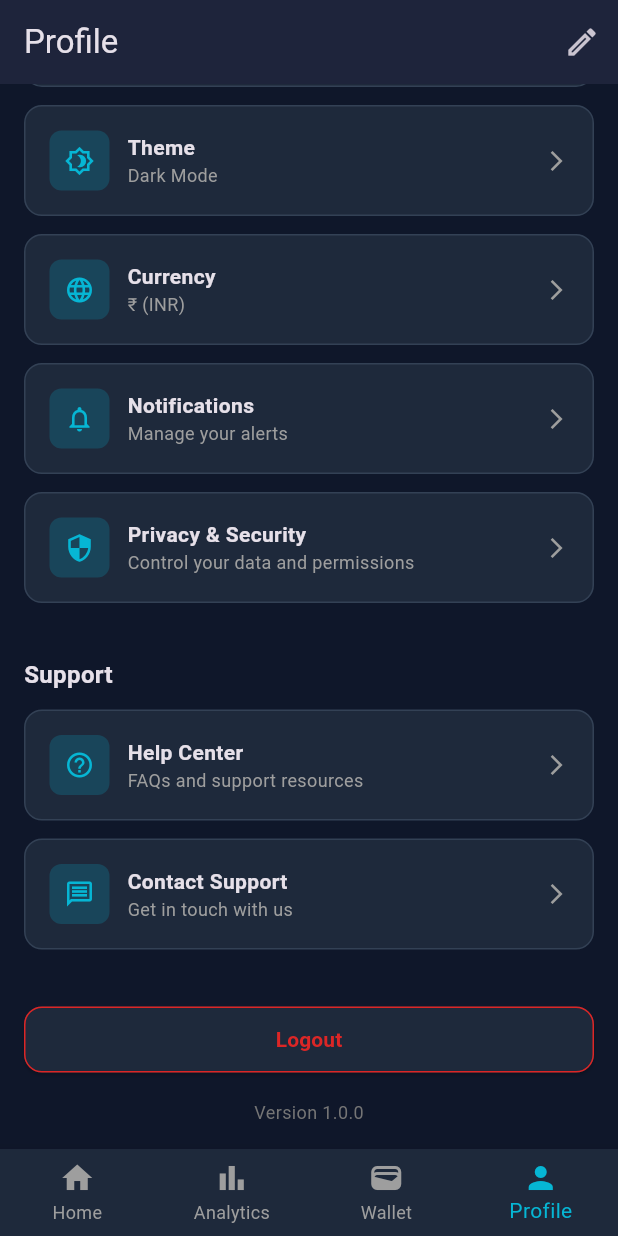
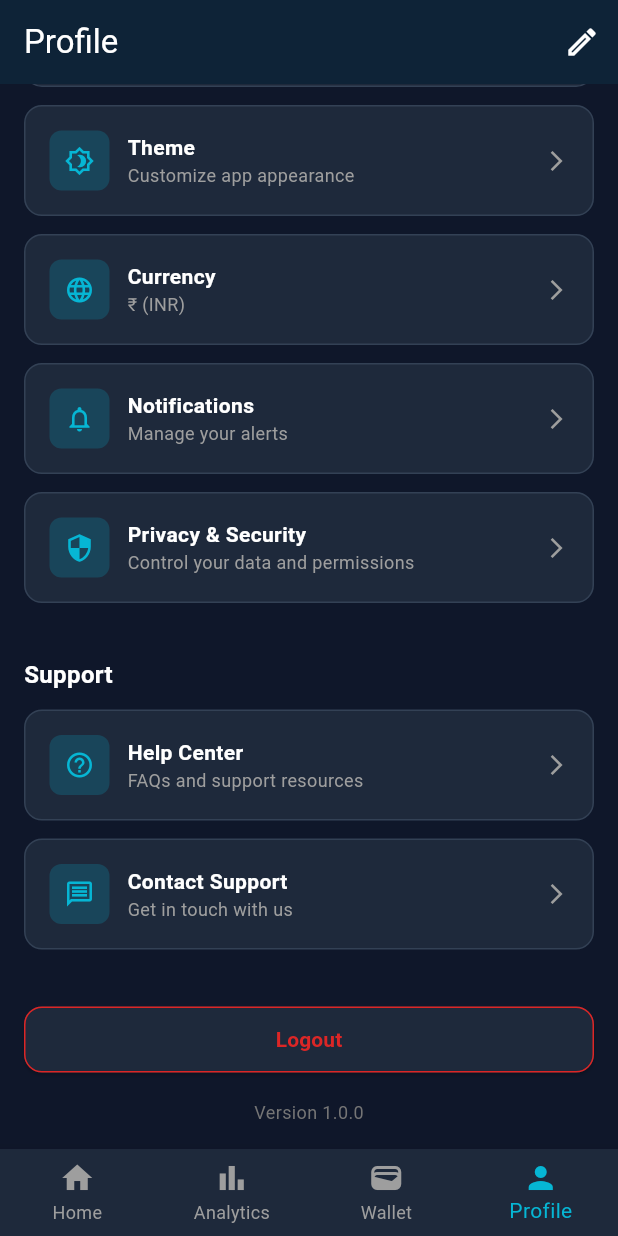
Before and after one commit to ShashankKulkarni1411/FlutterProject, a Flutter app: the screen it shows after launch, item 4 of the bottom bar chosen, scrolled down 383 dp, after a tap on "Payment Methods", on a phone screen of 412 x 824 dp. Run offline on Flutter 3.47's test engine with Material 3 defaults, Android fonts, the phone set to English and light mode, and no system bars; our stand-ins replace get, shared_preferences; network calls fail.

Commit message:
Working Profile Final

```diff
--- a/lib/controllers/settings_controller.dart
+++ b/lib/controllers/settings_controller.dart
@@ -51,7 +51,12 @@ class SettingsController extends GetxController {
   @override
   void onInit() {
     super.onInit();
-    _loadSettings();
+    // Don't load here, will be loaded in main
+  }
+
+  // Load initial settings - called from main before app starts
+  Future<void> loadInitialSettings() async {
+    await _loadSettings();
   }
 
   Future<void> _loadSettings() async {
--- a/lib/controllers/theme_controller.dart
+++ b/lib/controllers/theme_controller.dart
@@ -15,7 +15,12 @@ class ThemeController extends GetxController {
   @override
   void onInit() {
     super.onInit();
-    _loadThemeFromPrefs();
+    // Don't load here, will be loaded in main
+  }
+
+  // Load initial settings - called from main before app starts
+  Future<void> loadInitialSettings() async {
+    await _loadThemeFromPrefs();
   }
 
   // Load saved theme preferences
@@ -32,9 +37,7 @@ class ThemeController extends GetxController {
   Future<void> _saveThemeToPrefs() async {
     final prefs = await SharedPreferences.getInstance();
     await prefs.setString(
-      'themeMode',
-      _getStringFromThemeMode(_themeMode.value),
-    );
+        'themeMode', _getStringFromThemeMode(_themeMode.value));
     await prefs.setInt('accentColor', _accentColor.value.value);
   }
 
@@ -94,15 +97,47 @@ class ThemeController extends GetxController {
       useMaterial3: true,
       brightness: Brightness.light,
       primaryColor: accentColor,
-      scaffoldBackgroundColor: Colors.grey[50],
+      scaffoldBackgroundColor: const Color(0xFFF8FAFC),
       appBarTheme: AppBarTheme(
         backgroundColor: Colors.white,
         foregroundColor: Colors.black,
         elevation: 0,
+        iconTheme: const IconThemeData(color: Colors.black),
       ),
       colorScheme: ColorScheme.light(
         primary: accentColor,
         secondary: accentColor,
+        surface: Colors.white,
+        background: const Color(0xFFF8FAFC),
+      ),
+      cardTheme: CardThemeData(
+        color: Colors.white,
+        elevation: 0,
+        shape: RoundedRectangleBorder(
+          borderRadius: BorderRadius.circular(12),
+          side: BorderSide(color: Colors.grey[300]!),
+        ),
+      ),
+      inputDecorationTheme: InputDecorationTheme(
+        filled: true,
+        fillColor: Colors.white,
+        border: OutlineInputBorder(
+          borderRadius: BorderRadius.circular(12),
+          borderSide: BorderSide(color: Colors.grey[300]!),
+        ),
+        enabledBorder: OutlineInputBorder(
+          borderRadius: BorderRadius.circular(12),
+          borderSide: BorderSide(color: Colors.grey[300]!),
+        ),
+        focusedBorder: OutlineInputBorder(
+          borderRadius: BorderRadius.circular(12),
+          borderSide: BorderSide(color: accentColor),
+        ),
+      ),
+      textTheme: const TextTheme(
+        bodyLarge: TextStyle(color: Colors.black87),
+        bodyMedium: TextStyle(color: Colors.black87),
+        bodySmall: TextStyle(color: Colors.black54),
       ),
     );
   }
@@ -113,15 +148,46 @@ class ThemeController extends GetxController {
       brightness: Brightness.dark,
       primaryColor: accentColor,
       scaffoldBackgroundColor: const Color(0xFF0F172A),
-      appBarTheme: const AppBarTheme(
-        backgroundColor: Color(0xFF0F172A),
+      appBarTheme: AppBarTheme(
+        backgroundColor: const Color(0xFF0F172A),
         foregroundColor: Colors.white,
         elevation: 0,
+        iconTheme: const IconThemeData(color: Colors.white),
       ),
       colorScheme: ColorScheme.dark(
         primary: accentColor,
         secondary: accentColor,
         surface: const Color(0xFF1E293B),
+        background: const Color(0xFF0F172A),
+      ),
+      cardTheme: CardThemeData(
+        color: const Color(0xFF1E293B),
+        elevation: 0,
+        shape: RoundedRectangleBorder(
+          borderRadius: BorderRadius.circular(12),
+          side: const BorderSide(color: Color(0xFF334155)),
+        ),
+      ),
+      inputDecorationTheme: InputDecorationTheme(
+        filled: true,
+        fillColor: const Color(0xFF1E293B),
+        border: OutlineInputBorder(
+          borderRadius: BorderRadius.circular(12),
+          borderSide: const BorderSide(color: Color(0xFF334155)),
+        ),
+        enabledBorder: OutlineInputBorder(
+          borderRadius: BorderRadius.circular(12),
+          borderSide: const BorderSide(color: Color(0xFF334155)),
+        ),
+        focusedBorder: OutlineInputBorder(
+          borderRadius: BorderRadius.circular(12),
+          borderSide: BorderSide(color: accentColor),
+        ),
+      ),
+      textTheme: const TextTheme(
+        bodyLarge: TextStyle(color: Colors.white),
+        bodyMedium: TextStyle(color: Colors.white),
+        bodySmall: TextStyle(color: Colors.white70),
       ),
     );
   }
--- a/lib/main.dart
+++ b/lib/main.dart
@@ -10,9 +10,23 @@ import 'screens/analytics_screen.dart';
 import 'screens/wallet_screen.dart';
 import 'screens/profile_screen.dart';
 import 'controllers/navigation_controller.dart';
+import 'controllers/theme_controller.dart';
+import 'controllers/settings_controller.dart';
 
-void main() {
+void main() async {
+  WidgetsFlutterBinding.ensureInitialized();
+
+  // Initialize controllers before app starts
+  final themeController = Get.put(ThemeController());
+  final settingsController = Get.put(SettingsController());
   Get.put(NavigationController());
+
+  // Wait for settings to load
+  await Future.wait([
+    themeController.loadInitialSettings(),
+    settingsController.loadInitialSettings(),
+  ]);
+
   runApp(const MyApp());
 }
 
@@ -21,17 +35,16 @@ class MyApp extends StatelessWidget {
 
   @override
   Widget build(BuildContext context) {
-    return GetMaterialApp(
-      debugShowCheckedModeBanner: false,
-      title: 'Finance App',
-      theme: ThemeData(
-        useMaterial3: true,
-        brightness: Brightness.dark,
-        scaffoldBackgroundColor: const Color(0xFF0F172A),
-        primaryColor: const Color(0xFF06B6D4),
-      ),
-      home: const MainPage(),
-    );
+    final themeController = Get.find<ThemeController>();
+
+    return Obx(() => GetMaterialApp(
+          debugShowCheckedModeBanner: false,
+          title: 'Finance App',
+          theme: themeController.getLightTheme(),
+          darkTheme: themeController.getDarkTheme(),
+          themeMode: themeController.themeMode,
+          home: const MainPage(),
+        ));
   }
 }
 
@@ -51,8 +64,10 @@ class MainPage extends StatelessWidget {
                 print('Bottom nav tapped: $index');
                 controller.changePage(index);
               },
-              backgroundColor: const Color(0xFF1E293B),
-              selectedItemColor: const Color(0xFF06B6D4),
+              backgroundColor: Theme.of(context).brightness == Brightness.dark
+                  ? const Color(0xFF1E293B)
+                  : Colors.white,
+              selectedItemColor: Theme.of(context).primaryColor,
               unselectedItemColor: Colors.grey,
               type: BottomNavigationBarType.fixed,
               items: const [
--- a/lib/screens/profile_screen.dart
+++ b/lib/screens/profile_screen.dart
@@ -1,6 +1,14 @@
 import 'package:flutter/material.dart';
 import 'package:get/get.dart';
 import '../controllers/navigation_controller.dart';
+import '../controllers/settings_controller.dart';
+import 'settings/payment_methods_screen.dart';
+import 'settings/theme_settings_screen.dart';
+import 'settings/currency_settings_screen.dart';
+import 'settings/notification_settings_screen.dart';
+import 'settings/privacy_security_screen.dart';
+import 'settings/help_center_screen.dart';
+import 'settings/contact_support_screen.dart';
 
 class ProfileScreen extends StatefulWidget {
   const ProfileScreen({Key? key}) : super(key: key);
@@ -13,11 +21,11 @@ class _ProfileScreenState extends State<ProfileScreen> {
   @override
   Widget build(BuildContext context) {
     final navController = Get.find<NavigationController>();
+    final settingsController = Get.find<SettingsController>();
 
     return Scaffold(
       appBar: AppBar(
         elevation: 0,
-        backgroundColor: const Color(0xFF0F172A),
         title: const Text('Profile'),
         centerTitle: false,
         actions: [
@@ -38,9 +46,15 @@ class _ProfileScreenState extends State<ProfileScreen> {
             Container(
               padding: const EdgeInsets.all(20),
               decoration: BoxDecoration(
-                color: const Color(0xFF1E293B),
+                color: Theme.of(context).brightness == Brightness.dark
+                    ? const Color(0xFF1E293B)
+                    : Colors.white,
                 borderRadius: BorderRadius.circular(16),
-                border: Border.all(color: const Color(0xFF334155)),
+                border: Border.all(
+                  color: Theme.of(context).brightness == Brightness.dark
+                      ? const Color(0xFF334155)
+                      : Colors.grey[300]!,
+                ),
               ),
               child: Column(
                 children: [
@@ -49,7 +63,7 @@ class _ProfileScreenState extends State<ProfileScreen> {
                     backgroundImage: const NetworkImage(
                       'https://i.pravatar.cc/200?img=3',
                     ),
-                    backgroundColor: const Color(0xFF06B6D4),
+                    backgroundColor: Theme.of(context).primaryColor,
                   ),
                   const SizedBox(height: 16),
                   const Text('Alex Johnson',
@@ -74,31 +88,54 @@ class _ProfileScreenState extends State<ProfileScreen> {
               icon: Icons.payment_outlined,
               title: 'Payment Methods',
               subtitle: 'Manage your cards and accounts',
-              onTap: () => _navigateToPaymentMethods(context),
+              onTap: () => Navigator.push(
+                context,
+                MaterialPageRoute(
+                    builder: (context) => const PaymentMethodsScreen()),
+              ),
             ),
             _SettingsTile(
               icon: Icons.brightness_4_outlined,
               title: 'Theme',
-              subtitle: 'Dark Mode',
-              onTap: () => _navigateToTheme(context),
+              subtitle: 'Customize app appearance',
+              onTap: () => Navigator.push(
+                context,
+                MaterialPageRoute(
+                    builder: (context) => const ThemeSettingsScreen()),
+              ),
             ),
-            _SettingsTile(
-              icon: Icons.language_outlined,
-              title: 'Currency',
-              subtitle: '₹ (INR)',
-              onTap: () => _navigateToCurrency(context),
+            GetBuilder<SettingsController>(
+              builder: (controller) => _SettingsTile(
+                icon: Icons.language_outlined,
+                title: 'Currency',
+                subtitle:
+                    '${controller.currencySymbol} (${controller.selectedCurrency})',
+                onTap: () => Navigator.push(
+                  context,
+                  MaterialPageRoute(
+                      builder: (context) => const CurrencySettingsScreen()),
+                ),
+              ),
             ),
             _SettingsTile(
               icon: Icons.notifications_outlined,
               title: 'Notifications',
               subtitle: 'Manage your alerts',
-              onTap: () => _navigateToNotifications(context),
+              onTap: () => Navigator.push(
+                context,
+                MaterialPageRoute(
+                    builder: (context) => const NotificationSettingsScreen()),
+              ),
             ),
             _SettingsTile(
               icon: Icons.security_outlined,
               title: 'Privacy & Security',
               subtitle: 'Control your data and permissions',
-              onTap: () => _navigateToPrivacy(context),
+              onTap: () => Navigator.push(
+                context,
+                MaterialPageRoute(
+                    builder: (context) => const PrivacySecurityScreen()),
+              ),
             ),
             const SizedBox(height: 24),
 
@@ -110,13 +147,21 @@ class _ProfileScreenState extends State<ProfileScreen> {
               icon: Icons.help_outline,
               title: 'Help Center',
               subtitle: 'FAQs and support resources',
-              onTap: () => _navigateToHelpCenter(context),
+              onTap: () => Navigator.push(
+                context,
+                MaterialPageRoute(
+                    builder: (context) => const HelpCenterScreen()),
+              ),
             ),
             _SettingsTile(
               icon: Icons.message_outlined,
               title: 'Contact Support',
               subtitle: 'Get in touch with us',
-              onTap: () => _navigateToContactSupport(context),
+              onTap: () => Navigator.push(
+                context,
+                MaterialPageRoute(
+                    builder: (context) => const ContactSupportScreen()),
+              ),
             ),
             const SizedBox(height: 24),
 
@@ -126,7 +171,10 @@ class _ProfileScreenState extends State<ProfileScreen> {
               child: ElevatedButton(
                 onPressed: () => _showLogoutDialog(context),
                 style: ElevatedButton.styleFrom(
-                  backgroundColor: const Color(0xFF1E293B),
+                  backgroundColor:
+                      Theme.of(context).brightness == Brightness.dark
+                          ? const Color(0xFF1E293B)
+                          : Colors.white,
                   side: const BorderSide(color: Color(0xFFDC2626)),
                   padding: const EdgeInsets.symmetric(vertical: 12),
                   shape: RoundedRectangleBorder(
@@ -148,60 +196,20 @@ class _ProfileScreenState extends State<ProfileScreen> {
     );
   }
 
-  void _navigateToPaymentMethods(BuildContext context) {
-    ScaffoldMessenger.of(context).showSnackBar(
-      const SnackBar(content: Text('Payment Methods - Add/Edit Cards')),
-    );
-  }
+  void _showLogoutDialog(BuildContext context) {
+    final isDark = Theme.of(context).brightness == Brightness.dark;
 
-  void _navigateToTheme(BuildContext context) {
-    ScaffoldMessenger.of(context).showSnackBar(
-      const SnackBar(content: Text('Theme Settings - Light/Dark Mode')),
-    );
-  }
-
-  void _navigateToCurrency(BuildContext context) {
-    ScaffoldMessenger.of(context).showSnackBar(
-      const SnackBar(content: Text('Currency Selection')),
-    );
-  }
-
-  void _navigateToNotifications(BuildContext context) {
-    ScaffoldMessenger.of(context).showSnackBar(
-      const SnackBar(content: Text('Notification Settings')),
-    );
-  }
-
-  void _navigateToPrivacy(BuildContext context) {
-    ScaffoldMessenger.of(context).showSnackBar(
-      const SnackBar(content: Text('Privacy & Security Settings')),
-    );
-  }
-
-  void _navigateToHelpCenter(BuildContext context) {
-    ScaffoldMessenger.of(context).showSnackBar(
-      const SnackBar(content: Text('Help Center - FAQs & Resources')),
-    );
-  }
-
-  void _navigateToContactSupport(BuildContext context) {
-    ScaffoldMessenger.of(context).showSnackBar(
-      const SnackBar(content: Text('Contact Support - Chat/Email/Phone')),
-    );
-  }
-
-  void _showLogoutDialog(BuildContext context) {
     showDialog(
       context: context,
       builder: (context) => AlertDialog(
-        backgroundColor: const Color(0xFF1E293B),
+        backgroundColor: isDark ? const Color(0xFF1E293B) : Colors.white,
         title: const Text('Logout'),
         content: const Text('Are you sure you want to logout?'),
         actions: [
           TextButton(
             onPressed: () => Navigator.pop(context),
-            child: const Text('Cancel',
-                style: TextStyle(color: Color(0xFF06B6D4))),
+            child: Text('Cancel',
+                style: TextStyle(color: Theme.of(context).primaryColor)),
           ),
           TextButton(
             onPressed: () {
@@ -234,25 +242,30 @@ class _SettingsTile extends StatelessWidget {
 
   @override
   Widget build(BuildContext context) {
+    final isDark = Theme.of(context).brightness == Brightness.dark;
+    final accentColor = Theme.of(context).primaryColor;
+
     return GestureDetector(
       onTap: onTap,
       child: Container(
         margin: const EdgeInsets.only(bottom: 12),
         padding: const EdgeInsets.all(16),
         decoration: BoxDecoration(
-          color: const Color(0xFF1E293B),
+          color: isDark ? const Color(0xFF1E293B) : Colors.white,
           borderRadius: BorderRadius.circular(12),
-          border: Border.all(color: const Color(0xFF334155)),
+          border: Border.all(
+            color: isDark ? const Color(0xFF334155) : Colors.grey[300]!,
+          ),
         ),
         child: Row(
           children: [
             Container(
               padding: const EdgeInsets.all(10),
               decoration: BoxDecoration(
-                color: const Color(0xFF06B6D4).withOpacity(0.2),
+                color: accentColor.withOpacity(0.2),
                 borderRadius: BorderRadius.circular(8),
               ),
-              child: Icon(icon, color: const Color(0xFF06B6D4), size: 20),
+              child: Icon(icon, color: accentColor, size: 20),
             ),
             const SizedBox(width: 12),
             Expanded(
--- a/pubspec.yaml
+++ b/pubspec.yaml
@@ -12,6 +12,7 @@ dependencies:
   get: ^4.6.6
   intl: ^0.19.0
   fl_chart: ^0.65.0
+  shared_preferences: ^2.2.2
 
 dev_dependencies:
   flutter_test:
```
Also changed, not shown: pubspec.lock, 1 other file.
